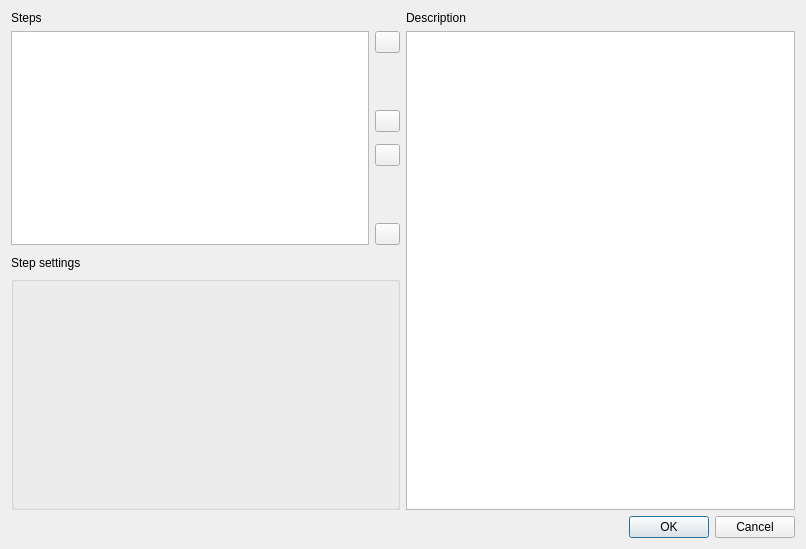
The window that src/plugins/external_tool_support/src/trimmomatic/TrimmomaticPropertyDialog.ui (violethaze74/ugene) describes before a commit, drawn with Qt 5.
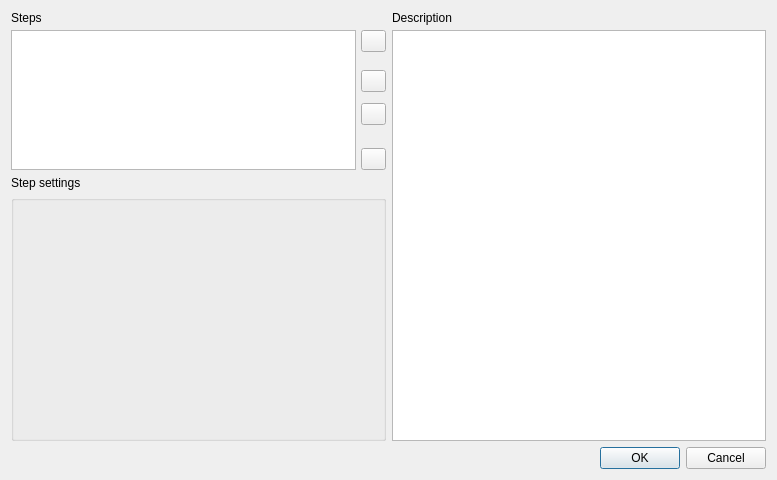
The same window after the commit. Icons and pictures are not drawn.

The edit to the form file:
```diff
--- a/src/plugins/external_tool_support/src/trimmomatic/TrimmomaticPropertyDialog.ui
+++ b/src/plugins/external_tool_support/src/trimmomatic/TrimmomaticPropertyDialog.ui
@@ -6,8 +6,8 @@
    <rect>
     <x>0</x>
     <y>0</y>
-    <width>806</width>
-    <height>549</height>
+    <width>777</width>
+    <height>480</height>
    </rect>
   </property>
   <property name="minimumSize">
@@ -19,13 +19,16 @@
   <property name="windowTitle">
    <string>Configure Trimmomatic Steps</string>
   </property>
-  <layout class="QVBoxLayout" name="verticalLayout_4">
+  <layout class="QVBoxLayout" name="verticalLayout_4" stretch="1,2">
    <item>
     <layout class="QHBoxLayout" name="horizontalLayout_2">
      <item>
-      <layout class="QVBoxLayout" name="verticalLayout_3">
+      <layout class="QVBoxLayout" name="verticalLayout_3" stretch="3,5">
        <item>
         <layout class="QVBoxLayout" name="verticalLayoutSteps">
+         <property name="spacing">
+          <number>5</number>
+         </property>
          <item>
           <widget class="QLabel" name="labelSteps">
            <property name="text">
@@ -217,23 +220,18 @@
         </layout>
        </item>
        <item>
-        <spacer name="verticalSpacer">
-         <property name="orientation">
-          <enum>Qt::Vertical</enum>
+        <layout class="QVBoxLayout" name="verticalLayout_8">
+         <property name="spacing">
+          <number>5</number>
          </property>
-         <property name="sizeType">
-          <enum>QSizePolicy::Minimum</enum>
-         </property>
-         <property name="sizeHint" stdset="0">
-          <size>
-           <width>20</width>
-           <height>5</height>
-          </size>
-         </property>
-        </spacer>
-       </item>
        <item>
         <widget class="QLabel" name="label">
+           <property name="sizePolicy">
+            <sizepolicy hsizetype="Preferred" vsizetype="Minimum">
+             <horstretch>0</horstretch>
+             <verstretch>0</verstretch>
+            </sizepolicy>
+           </property>
          <property name="text">
           <string>Step settings</string>
          </property>
@@ -257,6 +255,9 @@
           <property name="spacing">
            <number>0</number>
           </property>
+            <property name="sizeConstraint">
+             <enum>QLayout::SetMinAndMaxSize</enum>
+            </property>
           <property name="leftMargin">
            <number>0</number>
           </property>
@@ -292,8 +293,13 @@
        </item>
       </layout>
      </item>
+      </layout>
+     </item>
      <item>
       <layout class="QVBoxLayout" name="verticalLayout">
+       <property name="spacing">
+        <number>5</number>
+       </property>
        <item>
         <widget class="QLabel" name="labelDescription">
          <property name="text">
```
Lines whose indentation alone changed are shown as unchanged.
